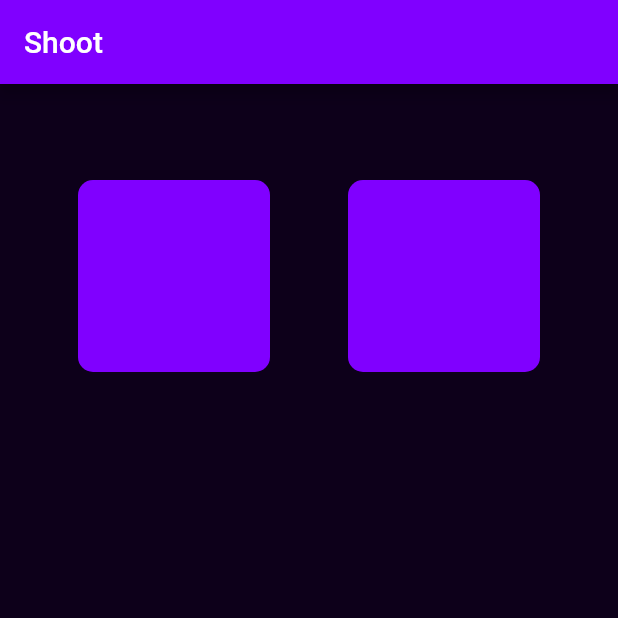
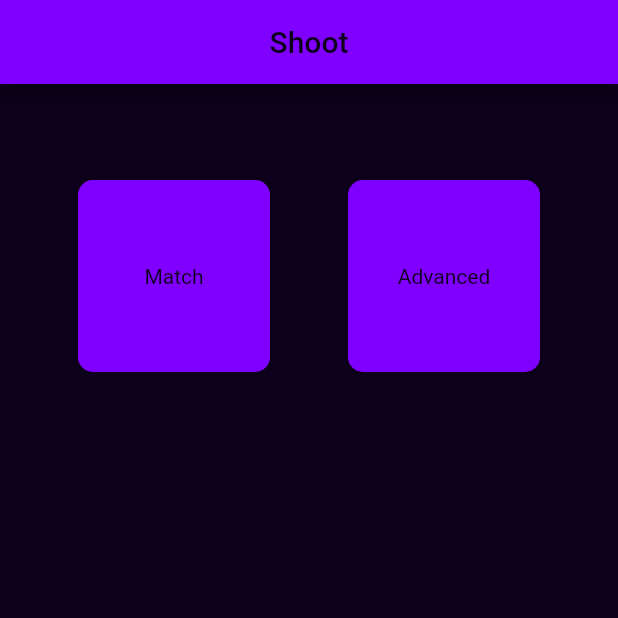
Before and after one commit to IamHARSHDABAS/shoot, a Flutter app: the screen it shows after launch, on a phone screen of 412 x 824 dp, the top half of it. Run offline on Flutter 3.47's test engine with Material 2 defaults, Android fonts, the phone set to English and light mode, and no system bars.

Commit message:
Base for match & advanced

```diff
--- a/lib/Screen/home_page.dart
+++ b/lib/Screen/home_page.dart
@@ -8,7 +8,14 @@ class HomePage extends StatelessWidget {
     return Scaffold(
       appBar: AppBar(
         backgroundColor: const Color.fromRGBO(128, 0, 255, 1),
-        title: const Text('Shoot'),
+        title: const Center(
+          child: Text(
+            'Shoot',
+            style: TextStyle(
+              color: Color.fromRGBO(13, 0, 26, 1),
+            ),
+            ),
+        ),
       ),
       body: Center(
         child: Container(
@@ -28,6 +35,15 @@ class HomePage extends StatelessWidget {
                       borderRadius: BorderRadius.circular(10),
                       color: const Color.fromRGBO(128, 0, 255, 1)
                     ),
+                    child: const Center(
+                      child: Text(
+                        'Match',
+                        textAlign: TextAlign.center,
+                        style: TextStyle(
+                          color: Color.fromRGBO(13, 0, 26, 1),
+                        ),
+                      ),
+                    ),
                   ),
                   Container(
                     width: 128,
@@ -35,6 +51,15 @@ class HomePage extends StatelessWidget {
                     decoration: BoxDecoration(
                       borderRadius: BorderRadius.circular(10),
                       color: const Color.fromRGBO(128, 0, 255, 1)
+                    ),
+                    child: const Center(
+                      child: Text(
+                        'Advanced',
+                        textAlign: TextAlign.center,
+                        style: TextStyle(
+                          color: Color.fromRGBO(13, 0, 26, 1),
+                        ),
+                      ),
                     ),
                   )
                 ],
```
